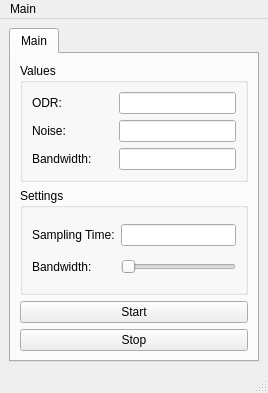
The window that mainwindow.ui (OskarCodes/SystolicHost) describes before a commit, drawn with Qt 5.
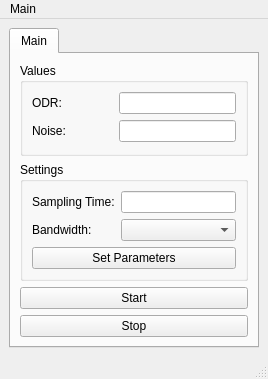
The same window after the commit.

Commit message: Bandwidth selection implemented, major UI changes

Patch:
```diff
--- a/mainwindow.ui
+++ b/mainwindow.ui
@@ -7,7 +7,7 @@
     <x>0</x>
     <y>0</y>
     <width>268</width>
-    <height>393</height>
+    <height>355</height>
    </rect>
   </property>
   <property name="sizePolicy">
@@ -60,7 +60,7 @@
             <widget class="QLineEdit" name="noiseline"/>
            </item>
            <item row="0" column="1">
-            <widget class="QLineEdit" name="odrline"/>
+            <widget class="QLineEdit" name="ODRline"/>
            </item>
            <item row="2" column="0">
             <widget class="QLabel" name="noiselabel">
@@ -69,16 +69,6 @@
              </property>
             </widget>
            </item>
-           <item row="3" column="0">
-            <widget class="QLabel" name="bandwidthlabel">
-             <property name="text">
-              <string>Bandwidth:</string>
-             </property>
-            </widget>
-           </item>
-           <item row="3" column="1">
-            <widget class="QLineEdit" name="bandwidthline"/>
-           </item>
           </layout>
          </widget>
         </item>
@@ -88,6 +78,13 @@
            <string>Settings</string>
           </property>
           <layout class="QGridLayout" name="gridLayout_2">
+           <item row="1" column="0">
+            <widget class="QLabel" name="samplingrlabel">
+             <property name="text">
+              <string>Bandwidth:</string>
+             </property>
+            </widget>
+           </item>
            <item row="0" column="1">
             <widget class="QLineEdit" name="samplingline"/>
            </item>
@@ -98,28 +95,15 @@
              </property>
             </widget>
            </item>
-           <item row="1" column="0">
-            <widget class="QLabel" name="samplingrlabel">
+           <item row="2" column="0" colspan="2">
+            <widget class="QPushButton" name="paramButton">
              <property name="text">
-              <string>Bandwidth:</string>
+              <string>Set Parameters</string>
              </property>
             </widget>
            </item>
            <item row="1" column="1">
-            <widget class="QSlider" name="samplingrslider">
-             <property name="minimum">
-              <number>5</number>
-             </property>
-             <property name="maximum">
-              <number>330</number>
-             </property>
-             <property name="singleStep">
-              <number>5</number>
-             </property>
-             <property name="orientation">
-              <enum>Qt::Horizontal</enum>
-             </property>
-            </widget>
+            <widget class="QComboBox" name="samplingrline"/>
            </item>
           </layout>
          </widget>
```
The commit also changes 2 other files.
